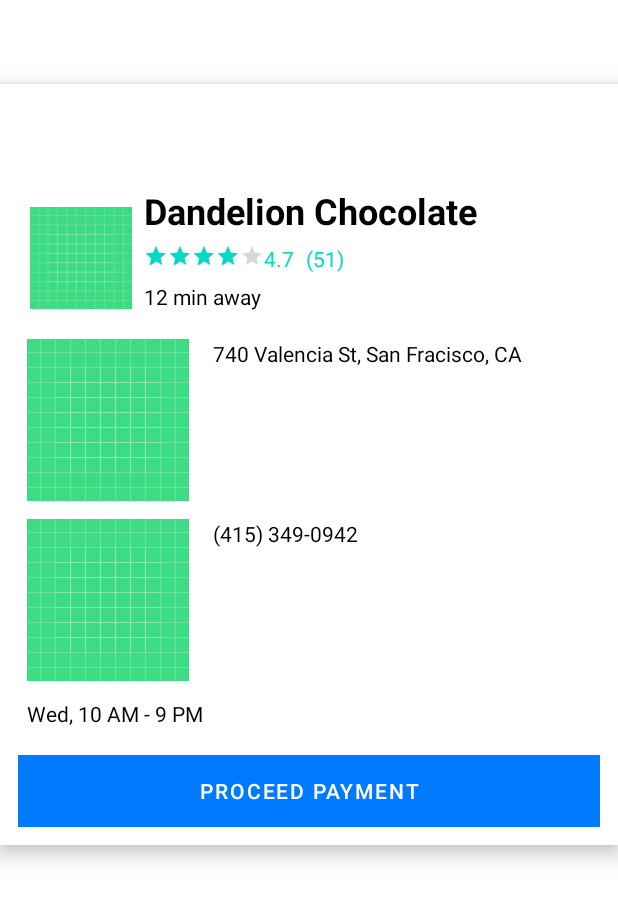
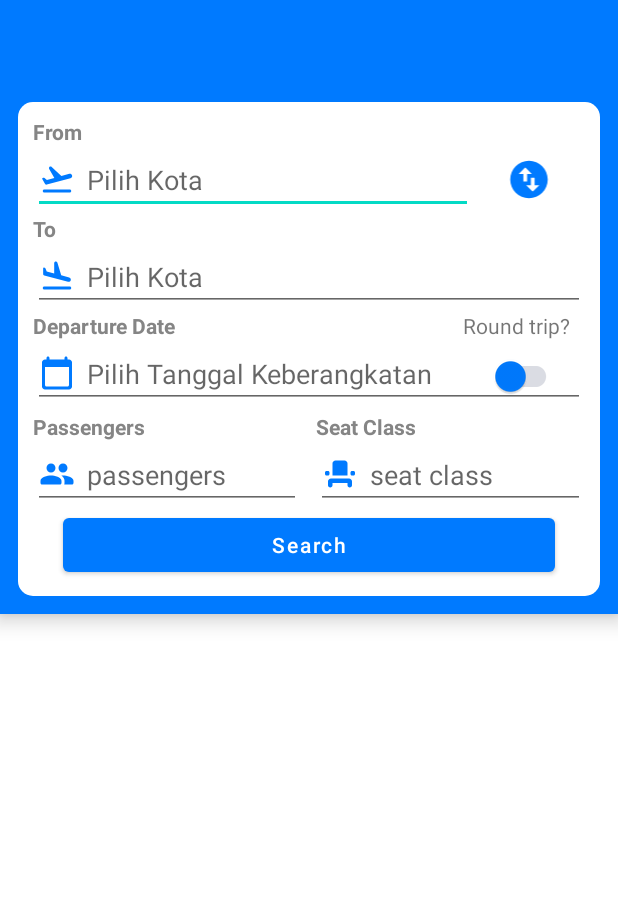
Before and after one commit to Dwikaputra11/FlyPass, an Android app: the layout ticket_top_sheet.xml on its own in the app's theme, with its tools: preview values and no code run, on a phone screen of 412 x 824 dp. Shown: the top 900 px of the screen. Run offline under Robolectric (Android 15) with nearby library versions, the phone set to English and light mode, and no system bars.

Commit message:
Implement Top Sheet Success

```diff
--- a/user/app/src/main/java/cthree/user/flypass/MainActivity.kt
+++ b/user/app/src/main/java/cthree/user/flypass/MainActivity.kt
@@ -17,20 +17,20 @@ class MainActivity : AppCompatActivity() {
         binding = ActivityMainBinding.inflate(layoutInflater)
         setContentView(binding.root)
 
-        setSupportActionBar(binding.toolbarLayout.toolbar)
-        supportActionBar?.setHomeAsUpIndicator(R.drawable.ic_round_arrow_back_ios_24)
-        supportActionBar?.setDisplayHomeAsUpEnabled(true)
-        supportActionBar?.setDisplayShowTitleEnabled(false)
-
-        topSheetBehavior = TopSheetBehavior.from(binding.topSheetContainer.topSheet)
-        topSheetBehavior.state = TopSheetBehavior.STATE_COLLAPSED
-        binding.toolbarLayout.ivDropDown.setOnClickListener {
-            if(binding.toolbarLayout.ivDropDown.isChecked)
-                topSheetBehavior.state = TopSheetBehavior.STATE_EXPANDED
-            else
-                topSheetBehavior.state = TopSheetBehavior.STATE_COLLAPSED
-
-        }
+//        setSupportActionBar(binding.toolbarLayout.toolbar)
+//        supportActionBar?.setHomeAsUpIndicator(R.drawable.ic_round_arrow_back_ios_24)
+//        supportActionBar?.setDisplayHomeAsUpEnabled(true)
+//        supportActionBar?.setDisplayShowTitleEnabled(false)
+//
+//        topSheetBehavior = TopSheetBehavior.from(binding.topSheetContainer.topSheet)
+//        topSheetBehavior.state = TopSheetBehavior.STATE_COLLAPSED
+//        binding.toolbarLayout.ivDropDown.setOnClickListener {
+//            if(binding.toolbarLayout.ivDropDown.isChecked)
+//                topSheetBehavior.state = TopSheetBehavior.STATE_EXPANDED
+//            else
+//                topSheetBehavior.state = TopSheetBehavior.STATE_COLLAPSED
+//
+//        }
 
     }
 }
--- /dev/null
+++ b/user/app/src/main/java/cthree/user/flypass/data/DummyData.kt
@@ -0,0 +1,4 @@
+package cthree.user.flypass.data
+
+object DummyData {
+}
--- a/user/app/src/main/java/cthree/user/flypass/ui/ticket/TicketListFragment.kt
+++ b/user/app/src/main/java/cthree/user/flypass/ui/ticket/TicketListFragment.kt
@@ -5,9 +5,16 @@ import androidx.fragment.app.Fragment
 import android.view.LayoutInflater
 import android.view.View
 import android.view.ViewGroup
+import androidx.appcompat.app.AppCompatActivity
+import androidx.core.view.isVisible
+import com.androidbolts.topsheet.TopSheetBehavior
 import cthree.user.flypass.R
+import cthree.user.flypass.databinding.FragmentTicketListBinding
 
 class TicketListFragment : Fragment() {
+
+    private lateinit var binding: FragmentTicketListBinding
+    private lateinit var topSheetBehavior: TopSheetBehavior<View>
 
     override fun onCreate(savedInstanceState: Bundle?) {
         super.onCreate(savedInstanceState)
@@ -16,7 +23,34 @@ class TicketListFragment : Fragment() {
     override fun onCreateView(
         inflater: LayoutInflater, container: ViewGroup?,
         savedInstanceState: Bundle?
-    ): View? {
-        return inflater.inflate(R.layout.fragment_ticket_list, container, false)
+    ): View {
+        binding = FragmentTicketListBinding.inflate(layoutInflater, container, false)
+        return binding.root
+    }
+
+    override fun onViewCreated(view: View, savedInstanceState: Bundle?) {
+        (requireActivity() as AppCompatActivity).setSupportActionBar(binding.toolbarLayout.toolbar)
+        val supportActionBar = (requireActivity() as AppCompatActivity).supportActionBar
+        supportActionBar?.setHomeAsUpIndicator(R.drawable.ic_round_arrow_back_ios_24)
+        supportActionBar?.setDisplayHomeAsUpEnabled(true)
+        supportActionBar?.setDisplayShowTitleEnabled(false)
+
+        topSheetBehavior = TopSheetBehavior.from(binding.topSheetContainer.topSheet)
+        topSheetBehavior.state = TopSheetBehavior.STATE_COLLAPSED
+        binding.toolbarLayout.ivDropDown.setOnClickListener {
+            if(binding.toolbarLayout.ivDropDown.isChecked)
+                topSheetBehavior.state = TopSheetBehavior.STATE_EXPANDED
+            else
+                topSheetBehavior.state = TopSheetBehavior.STATE_COLLAPSED
+
+        }
+        binding.topSheetContainer.swRoundTrip.setOnClickListener {
+            binding.topSheetContainer.tvArrivalDate.isVisible = binding.topSheetContainer.swRoundTrip.isChecked
+            binding.topSheetContainer.etArrivalDate.isVisible = binding.topSheetContainer.swRoundTrip.isChecked
+        }
+        binding.topSheetContainer.btnSearch.setOnClickListener {
+            topSheetBehavior.state = TopSheetBehavior.STATE_COLLAPSED
+            binding.toolbarLayout.ivDropDown.isChecked = false
+        }
     }
 }
--- a/user/app/src/main/res/drawable/arrow_top_sheet_state.xml
+++ b/user/app/src/main/res/drawable/arrow_top_sheet_state.xml
@@ -1,5 +1,5 @@
 <?xml version="1.0" encoding="utf-8"?>
 <selector xmlns:android="http://schemas.android.com/apk/res/android">
-    <item android:drawable="@drawable/ic_round_keyboard_arrow_down_24" android:state_checked="true"/>
-    <item android:drawable="@drawable/ic_round_keyboard_arrow_up_24"/>
+    <item android:drawable="@drawable/ic_round_keyboard_arrow_up_24" android:state_checked="true"/>
+    <item android:drawable="@drawable/ic_round_keyboard_arrow_down_24" />
 </selector>
--- /dev/null
+++ b/user/app/src/main/res/drawable/ic_round_calendar_today_24.xml
@@ -0,0 +1,5 @@
+<vector android:height="24dp" android:tint="#007AFF"
+    android:viewportHeight="24" android:viewportWidth="24"
+    android:width="24dp" xmlns:android="http://schemas.android.com/apk/res/android">
+    <path android:fillColor="@android:color/white" android:pathData="M20,3h-1L19,2c0,-0.55 -0.45,-1 -1,-1s-1,0.45 -1,1v1L7,3L7,2c0,-0.55 -0.45,-1 -1,-1s-1,0.45 -1,1v1L4,3c-1.1,0 -2,0.9 -2,2v16c0,1.1 0.9,2 2,2h16c1.1,0 2,-0.9 2,-2L22,5c0,-1.1 -0.9,-2 -2,-2zM19,21L5,21c-0.55,0 -1,-0.45 -1,-1L4,8h16v12c0,0.55 -0.45,1 -1,1z"/>
+</vector>
--- /dev/null
+++ b/user/app/src/main/res/drawable/ic_round_event_seat_24.xml
@@ -0,0 +1,5 @@
+<vector android:height="24dp" android:tint="#007AFF"
+    android:viewportHeight="24" android:viewportWidth="24"
+    android:width="24dp" xmlns:android="http://schemas.android.com/apk/res/android">
+    <path android:fillColor="@android:color/white" android:pathData="M5.5,21c0.83,0 1.5,-0.67 1.5,-1.5L7,18h10v1.5c0,0.83 0.67,1.5 1.5,1.5s1.5,-0.67 1.5,-1.5L20,17c0,-1.1 -0.9,-2 -2,-2L6,15c-1.1,0 -2,0.9 -2,2v2.5c0,0.83 0.67,1.5 1.5,1.5zM20,10h1c0.55,0 1,0.45 1,1v1c0,0.55 -0.45,1 -1,1h-1c-0.55,0 -1,-0.45 -1,-1v-1c0,-0.55 0.45,-1 1,-1zM3,10h1c0.55,0 1,0.45 1,1v1c0,0.55 -0.45,1 -1,1L3,13c-0.55,0 -1,-0.45 -1,-1v-1c0,-0.55 0.45,-1 1,-1zM17,13L7,13L7,5c0,-1.1 0.9,-2 2,-2h6c1.1,0 2,0.9 2,2v8z"/>
+</vector>
--- /dev/null
+++ b/user/app/src/main/res/drawable/ic_round_flight_land_24.xml
@@ -0,0 +1,5 @@
+<vector android:height="24dp" android:tint="#007AFF"
+    android:viewportHeight="24" android:viewportWidth="24"
+    android:width="24dp" xmlns:android="http://schemas.android.com/apk/res/android">
+    <path android:fillColor="@android:color/white" android:pathData="M20.5,19h-17c-0.55,0 -1,0.45 -1,1s0.45,1 1,1h17c0.55,0 1,-0.45 1,-1s-0.45,-1 -1,-1zM3.51,11.61l15.83,4.24c0.8,0.21 1.62,-0.26 1.84,-1.06 0.21,-0.8 -0.26,-1.62 -1.06,-1.84l-5.31,-1.42 -2.58,-8.45c-0.11,-0.36 -0.39,-0.63 -0.75,-0.73 -0.68,-0.18 -1.35,0.33 -1.35,1.04v6.88L5.15,8.95 4.4,7.09c-0.12,-0.29 -0.36,-0.51 -0.67,-0.59l-0.33,-0.09c-0.32,-0.09 -0.63,0.15 -0.63,0.48v3.75c0,0.46 0.3,0.85 0.74,0.97z"/>
+</vector>
--- /dev/null
+++ b/user/app/src/main/res/drawable/ic_round_flight_takeoff_24.xml
@@ -0,0 +1,5 @@
+<vector android:height="24dp" android:tint="#007AFF"
+    android:viewportHeight="24" android:viewportWidth="24"
+    android:width="24dp" xmlns:android="http://schemas.android.com/apk/res/android">
+    <path android:fillColor="@android:color/white" android:pathData="M20.5,19h-17c-0.55,0 -1,0.45 -1,1s0.45,1 1,1h17c0.55,0 1,-0.45 1,-1s-0.45,-1 -1,-1zM22.07,9.64c-0.22,-0.8 -1.04,-1.27 -1.84,-1.06L14.92,10 8.46,3.98c-0.27,-0.26 -0.66,-0.35 -1.02,-0.25 -0.68,0.19 -1,0.97 -0.65,1.58l3.44,5.96 -4.97,1.33 -1.57,-1.24c-0.25,-0.19 -0.57,-0.26 -0.88,-0.18l-0.33,0.09c-0.32,0.08 -0.47,0.45 -0.3,0.73l1.88,3.25c0.23,0.39 0.69,0.58 1.12,0.47L21,11.48c0.8,-0.22 1.28,-1.04 1.07,-1.84z"/>
+</vector>
--- /dev/null
+++ b/user/app/src/main/res/drawable/ic_round_people_24.xml
@@ -0,0 +1,5 @@
+<vector android:height="24dp" android:tint="#007AFF"
+    android:viewportHeight="24" android:viewportWidth="24"
+    android:width="24dp" xmlns:android="http://schemas.android.com/apk/res/android">
+    <path android:fillColor="@android:color/white" android:pathData="M16,11c1.66,0 2.99,-1.34 2.99,-3S17.66,5 16,5s-3,1.34 -3,3 1.34,3 3,3zM8,11c1.66,0 2.99,-1.34 2.99,-3S9.66,5 8,5 5,6.34 5,8s1.34,3 3,3zM8,13c-2.33,0 -7,1.17 -7,3.5L1,18c0,0.55 0.45,1 1,1h12c0.55,0 1,-0.45 1,-1v-1.5c0,-2.33 -4.67,-3.5 -7,-3.5zM16,13c-0.29,0 -0.62,0.02 -0.97,0.05 0.02,0.01 0.03,0.03 0.04,0.04 1.14,0.83 1.93,1.94 1.93,3.41L17,18c0,0.35 -0.07,0.69 -0.18,1L22,19c0.55,0 1,-0.45 1,-1v-1.5c0,-2.33 -4.67,-3.5 -7,-3.5z"/>
+</vector>
--- /dev/null
+++ b/user/app/src/main/res/drawable/ic_round_swap_vertical_circle_24.xml
@@ -0,0 +1,5 @@
+<vector android:height="30dp" android:tint="#007AFF"
+    android:viewportHeight="24" android:viewportWidth="24"
+    android:width="30dp" xmlns:android="http://schemas.android.com/apk/res/android">
+    <path android:fillColor="@android:color/white" android:pathData="M12,2C6.48,2 2,6.48 2,12s4.48,10 10,10 10,-4.48 10,-10S17.52,2 12,2zM6.5,9l3.15,-3.15c0.2,-0.2 0.51,-0.2 0.71,0L13.5,9L11,9v4L9,13L9,9L6.5,9zM14.35,18.15c-0.2,0.2 -0.51,0.2 -0.71,0L10.5,15L13,15v-4h2v4h2.5l-3.15,3.15z"/>
+</vector>
--- a/user/app/src/main/res/layout/activity_main.xml
+++ b/user/app/src/main/res/layout/activity_main.xml
@@ -6,28 +6,11 @@
     android:layout_height="match_parent"
     tools:context=".MainActivity">
 
-    <androidx.constraintlayout.widget.ConstraintLayout
+    <androidx.fragment.app.FragmentContainerView
+        android:id="@+id/fragmentContainerView"
+        android:name="androidx.navigation.fragment.NavHostFragment"
         android:layout_width="match_parent"
-        android:layout_height="wrap_content">
-        <include
-            android:id="@+id/toolbarLayout"
-            layout="@layout/ticket_toolbar"/>
-
-        <androidx.coordinatorlayout.widget.CoordinatorLayout
-            android:layout_marginTop="?actionBarSize"
-            android:layout_width="match_parent"
-            android:layout_height="match_parent"
-            app:layout_behavior="@string/top_sheet_behavior"
-            app:behavior_peekHeight="0dp"
-            >
-
-            <include
-                android:id="@+id/topSheetContainer"
-                layout="@layout/ticket_top_sheet"
-                app:layout_anchor="@id/toolbarLayout"
-                app:layout_anchorGravity="bottom" />
-
-        </androidx.coordinatorlayout.widget.CoordinatorLayout>
-    </androidx.constraintlayout.widget.ConstraintLayout>
-
+        android:layout_height="match_parent"
+        app:defaultNavHost="true"
+        app:navGraph="@navigation/navigation" />
 </androidx.coordinatorlayout.widget.CoordinatorLayout>
--- a/user/app/src/main/res/layout/ticket_top_sheet.xml
+++ b/user/app/src/main/res/layout/ticket_top_sheet.xml
@@ -4,111 +4,166 @@
     android:id="@+id/top_sheet"
     android:layout_width="match_parent"
     android:layout_height="wrap_content"
-    android:background="#ffffff"
+    android:background="@color/color_primary"
     android:orientation="vertical"
     android:padding="12dp"
     android:elevation="8dp"
-    android:layout_marginTop="?actionBarSize"
     app:layout_behavior="@string/top_sheet_behavior"
     >
 
     <LinearLayout
+        android:padding="10dp"
+        android:orientation="vertical"
         android:layout_marginTop="?actionBarSize"
+        android:background="@drawable/radius_10dp"
+        android:backgroundTint="@color/white"
         android:layout_width="match_parent"
-        android:layout_height="96dp"
-        android:orientation="horizontal">
+        android:layout_height="wrap_content">
+        <TextView
+            android:text="From"
+            android:textColor="@color/smokey_700"
+            style="@style/boldGreyText"
+            android:layout_width="wrap_content"
+            android:layout_height="wrap_content"/>
+        <LinearLayout
+            android:layout_width="match_parent"
+            android:layout_height="wrap_content">
+            <EditText
+                android:id="@+id/etFrom"
+                android:layout_width="wrap_content"
+                android:layout_weight="4"
+                android:layout_height="wrap_content"
+                android:hint="Pilih Kota"
+                android:drawableStart="@drawable/ic_round_flight_takeoff_24"
+                android:drawablePadding="8dp"
+                />
+            <ImageView
+                android:id="@+id/btnSwap"
+                android:layout_weight="1"
+                android:layout_width="wrap_content"
+                android:layout_height="wrap_content"
+                android:src="@drawable/ic_round_swap_vertical_circle_24"
+                android:layout_gravity="center_vertical"
+                />
+        </LinearLayout>
+        <TextView
+            android:text="To"
+            style="@style/boldGreyText"
+            android:layout_width="wrap_content"
+            android:layout_height="wrap_content"/>
+        <EditText
+            android:id="@+id/etTo"
+            android:hint="Pilih Kota"
+            android:drawablePadding="8dp"
+            android:drawableStart="@drawable/ic_round_flight_land_24"
+            android:layout_width="match_parent"
+            android:layout_height="wrap_content"/>
 
-        <ImageView
-            android:layout_width="84dp"
-            android:layout_height="match_parent"
-            android:padding="8dp"
-            android:src="@drawable/ic_launcher_background" />
+        <RelativeLayout
+            android:layout_width="match_parent"
+            android:layout_height="wrap_content">
+            <TextView
+                android:text="Departure Date"
+                style="@style/boldGreyText"
+                android:layout_width="wrap_content"
+                android:layout_height="wrap_content"/>
+            <TextView
+                android:layout_alignParentEnd="true"
+                android:text="Round trip?"
+                android:paddingHorizontal="10dp"
+                android:layout_width="wrap_content"
+                android:layout_height="wrap_content"/>
+        </RelativeLayout>
+        <FrameLayout
+            android:layout_width="match_parent"
+            android:layout_height="wrap_content">
+            <EditText
+                android:drawableStart="@drawable/ic_round_calendar_today_24"
+                android:drawablePadding="8dp"
+                android:id="@+id/etDepartureDate"
+                android:hint="Pilih Tanggal Keberangkatan"
+                android:layout_width="match_parent"
+                android:layout_height="wrap_content"
+                />
+            <com.google.android.material.switchmaterial.SwitchMaterial
+                android:id="@+id/swRoundTrip"
+                app:thumbTint="@color/color_primary"
+                app:trackTint="@color/smokey_500"
+                android:buttonTint="@color/color_primary"
+                android:layout_width="wrap_content"
+                android:layout_height="wrap_content"
+                android:layout_gravity="end"
+                android:layout_marginEnd="15dp"
+                />
+        </FrameLayout>
+
+        <TextView
+            android:id="@+id/tvArrivalDate"
+            android:visibility="gone"
+            android:text="Arrival Date"
+            style="@style/boldGreyText"
+            android:layout_width="wrap_content"
+            android:layout_height="wrap_content"/>
+        <EditText
+            android:visibility="gone"
+            android:drawableStart="@drawable/ic_round_calendar_today_24"
+            android:drawablePadding="8dp"
+            android:id="@+id/etArrivalDate"
+            android:layout_width="match_parent"
+            android:layout_height="wrap_content"
+            android:hint="Pilih Tanggal Kedatangan"
+            />
 
         <LinearLayout
-            android:layout_width="0dp"
-            android:layout_height="match_parent"
-            android:layout_weight="5"
-            android:orientation="vertical">
-
-            <TextView
-                android:layout_width="wrap_content"
-                android:layout_height="wrap_content"
-                android:text="Dandelion Chocolate"
-                android:textColor="#000000"
-                android:textSize="24sp"
-                android:textStyle="bold" />
-
+            android:layout_width="match_parent"
+            android:layout_height="wrap_content">
             <LinearLayout
-                android:layout_width="wrap_content"
-                android:layout_height="wrap_content"
-                android:layout_marginTop="6dp"
-                android:orientation="horizontal">
-
-                <androidx.appcompat.widget.AppCompatRatingBar
-                    style="@style/Base.Widget.AppCompat.RatingBar.Small"
-                    android:layout_width="wrap_content"
-                    android:layout_height="wrap_content"
-                    android:numStars="5"
-                    android:rating="4" />
-
+                android:orientation="vertical"
+                android:layout_weight="1"
+                android:layout_width="0dp"
+                android:layout_height="wrap_content">
                 <TextView
                     android:layout_width="wrap_content"
                     android:layout_height="wrap_content"
-                    android:text="4.7"
-                    android:textColor="@color/teal_200" />
-
+                    style="@style/boldGreyText"
+                    android:text="Passengers"
+                    />
+                <EditText
+                    android:id="@+id/etPassengers"
+                    android:hint="passengers"
+                    android:drawableStart="@drawable/ic_round_people_24"
+                    android:drawablePadding="8dp"
+                    android:layout_width="match_parent"
+                    android:layout_height="wrap_content"/>
+            </LinearLayout>
+            <LinearLayout
+                android:layout_marginStart="10dp"
+                android:layout_weight="1"
+                android:orientation="vertical"
+                android:layout_width="0dp"
+                android:layout_height="wrap_content">
                 <TextView
                     android:layout_width="wrap_content"
                     android:layout_height="wrap_content"
-                    android:layout_marginLeft="8dp"
-                    android:text="(51)"
-                    android:textColor="@color/teal_200" />
-
+                    style="@style/boldGreyText"
+                    android:text="Seat Class"
+                    />
+                <EditText
+                    android:id="@+id/etSeatClass"
+                    android:hint="seat class"
+                    android:drawableStart="@drawable/ic_round_event_seat_24"
+                    android:drawablePadding="8dp"
+                    android:layout_width="match_parent"
+                    android:layout_height="wrap_content"/>
             </LinearLayout>
-
-            <TextView
-                android:layout_width="wrap_content"
-                android:layout_height="wrap_content"
-                android:layout_marginTop="6dp"
-                android:text="12 min away"
-                android:textColor="#000000" />
-
         </LinearLayout>
-
+        <com.google.android.material.button.MaterialButton
+            android:id="@+id/btnSearch"
+            android:text="Search"
+            android:textAllCaps="false"
+            android:textColor="@color/white"
+            android:layout_marginHorizontal="20dp"
+            android:layout_width="match_parent"
+            android:layout_height="wrap_content"/>
     </LinearLayout>
-
-    <TextView
-        android:layout_width="wrap_content"
-        android:layout_height="wrap_content"
-        android:layout_margin="6dp"
-        android:drawableLeft="@drawable/ic_launcher_background"
-        android:drawablePadding="16dp"
-        android:text="740 Valencia St, San Fracisco, CA"
-        android:textColor="#000000" />
-
-    <TextView
-        android:layout_width="wrap_content"
-        android:layout_height="wrap_content"
-        android:layout_margin="6dp"
-        android:drawableLeft="@drawable/ic_launcher_background"
-        android:drawablePadding="16dp"
-        android:text="(415) 349-0942"
-        android:textColor="#000000" />
-
-    <TextView
-        android:layout_width="wrap_content"
-        android:layout_height="wrap_content"
-        android:layout_margin="6dp"
-        android:drawablePadding="16dp"
-        android:text="Wed, 10 AM - 9 PM"
-        android:textColor="#000000" />
-
-    <Button
-        android:layout_width="match_parent"
-        android:layout_height="wrap_content"
-        android:layout_marginTop="12dp"
-        android:background="@color/teal_200"
-        android:text="PROCEED PAYMENT"
-        android:textColor="#fff" />
-
 </LinearLayout>
--- a/user/app/src/main/res/navigation/navigation.xml
+++ b/user/app/src/main/res/navigation/navigation.xml
@@ -1,6 +1,13 @@
 <?xml version="1.0" encoding="utf-8"?>
 <navigation xmlns:android="http://schemas.android.com/apk/res/android"
     xmlns:app="http://schemas.android.com/apk/res-auto"
-    android:id="@+id/navigation">
+    xmlns:tools="http://schemas.android.com/tools"
+    android:id="@+id/navigation"
+    app:startDestination="@id/ticketListFragment">
 
+    <fragment
+        android:id="@+id/ticketListFragment"
+        android:name="cthree.user.flypass.ui.ticket.TicketListFragment"
+        android:label="fragment_ticket_list"
+        tools:layout="@layout/fragment_ticket_list" />
 </navigation>
--- a/user/app/src/main/res/values/style.xml
+++ b/user/app/src/main/res/values/style.xml
@@ -15,6 +15,13 @@
         <item name="android:textSize">14sp</item>
         <item name="android:textColor">@color/black</item>
     </style>
+
+    <style name="boldGreyText">
+        <item name="android:textSize">14sp</item>
+        <item name="android:textColor">@color/smokey_700</item>
+        <item name="android:textStyle">bold</item>
+    </style>
+
 
     <style name="divider">
         <item name="android:textSize">18sp</item>
```
Also changed, not shown: user/app/build.gradle (+18 -0 lines), 1 other file.
